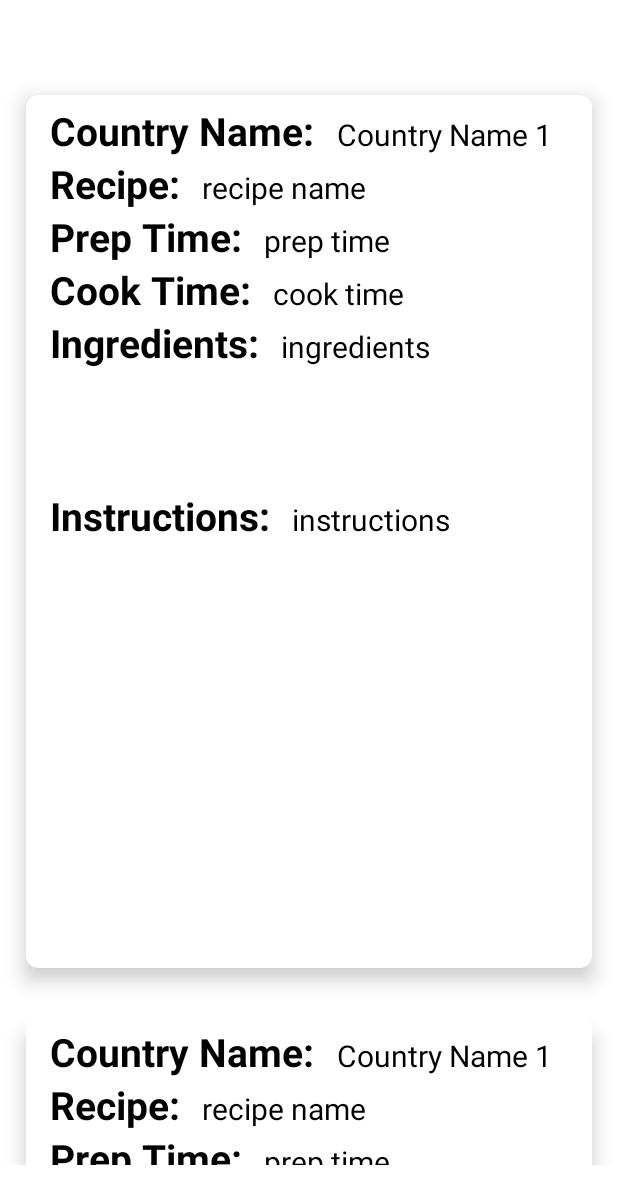
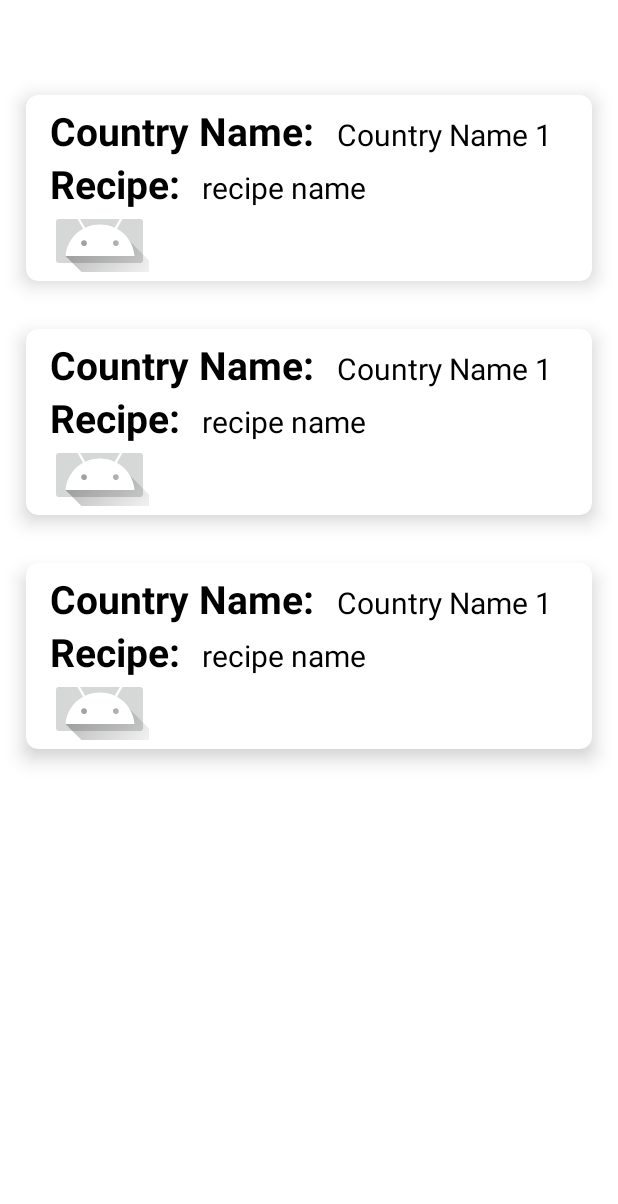
Before and after one commit to wkembel1563/Flavors_Recipe_App, an Android app: the layout activity_data.xml on its own in the app's theme, with its tools: preview values and no code run, on a phone screen of 412 x 824 dp. Shown: the top 1204 px of the screen. Run offline under Robolectric (Android 15) with nearby library versions, the phone set to English and light mode, and no system bars.

Commit message:
test push

```diff
--- a/app/src/main/java/com/example/flavors_prototype/DataActivity.kt
+++ b/app/src/main/java/com/example/flavors_prototype/DataActivity.kt
@@ -31,7 +31,9 @@ class DataActivity : AppCompatActivity()
     //retrieves data from firebase
     private fun getRecipeData()
     {
-        dbreference = FirebaseDatabase.getInstance().getReference("countries")
+        // TODO: get path from country view, and place in here
+        // for now use arbitrary single country to populate
+        dbreference = FirebaseDatabase.getInstance().getReference().child("kembel_test_tree").child("USA")
         dbreference.addValueEventListener(object : ValueEventListener{
 
 
--- a/app/src/main/java/com/example/flavors_prototype/MyAdapter.kt
+++ b/app/src/main/java/com/example/flavors_prototype/MyAdapter.kt
@@ -3,19 +3,25 @@ package com.example.flavors_prototype
 import android.view.LayoutInflater
 import android.view.View
 import android.view.ViewGroup
+import android.widget.ImageButton
 import android.widget.TextView
 import androidx.recyclerview.widget.RecyclerView
 
 //this class stores the data from every CountryName node in an array
-class MyAdapter(private val dataList : ArrayList<Recipe>) : RecyclerView.Adapter<MyAdapter.MyViewHolder>() {
+class MyAdapter(
+    private val dataList : ArrayList<Recipe>,
+    //private val listener : OnItemClickListener
+    ) : RecyclerView.Adapter<MyAdapter.MyViewHolder>() {
 
-    //
     override fun onCreateViewHolder(parent: ViewGroup, viewType: Int): MyViewHolder {
+
         //layout inflater using the layout from data_item.xml
         val recipeView = LayoutInflater.from(parent.context).inflate(R.layout.data_item,
             parent,false)
         return MyViewHolder(recipeView)
+
     }
+
     //will store data from each node in currentitem, and populates each card item with text from given place
     override fun onBindViewHolder(holder: MyViewHolder, position: Int) {
 
@@ -23,28 +29,39 @@ class MyAdapter(private val dataList : ArrayList<Recipe>) : RecyclerView.Adapter
 
         holder.nameOfPlace.text = currentitem.Place
         holder.Recipe.text = currentitem.Recipe
-        holder.prepTime.text = currentitem.PrepTime
-        holder.cookTime.text = currentitem.CookTime
-        holder.ingredients.text = currentitem.Ingredients
-        holder.instructions.text = currentitem.Instructions
-
+        //holder.prepTime.text = currentitem.PrepTime
+        //holder.cookTime.text = currentitem.CookTime
+        //holder.ingredients.text = currentitem.Ingredients
+        //holder.instructions.text = currentitem.Instructions
 
     }
 
     override fun getItemCount(): Int {
-
         return dataList.size
     }
+
     //this class binds variables to the textViews in data_item
-    class MyViewHolder(itemView : View) : RecyclerView.ViewHolder(itemView){
+    inner class MyViewHolder(itemView : View) : RecyclerView.ViewHolder(itemView),
+    View.OnClickListener{
 
         val nameOfPlace : TextView = itemView.findViewById(R.id.tvnameOfPlace)
         val Recipe : TextView = itemView.findViewById(R.id.tvrecipe)
-        val prepTime : TextView = itemView.findViewById(R.id.tvpreptime)
-        val cookTime : TextView = itemView.findViewById(R.id.tvcooktime)
-        val ingredients : TextView = itemView.findViewById(R.id.tvingredients)
-        val instructions : TextView = itemView.findViewById(R.id.tvinstructions)
+       // val prepTime : TextView = itemView.findViewById(R.id.tvpreptime)
+       // val cookTime : TextView = itemView.findViewById(R.id.tvcooktime)
+       // val ingredients : TextView = itemView.findViewById(R.id.tvingredients)
+       // val instructions : TextView = itemView.findViewById(R.id.tvinstructions)
 
+        init {
+            itemView.setOnClickListener(this)
+        }
+
+        override fun onClick(p0: View?) {
+            //listener.onItemClick()
+        }
+    }
+
+    interface OnItemClickListener{
+        fun onItemClick()
     }
 
 }
--- a/app/src/main/res/layout/data_item.xml
+++ b/app/src/main/res/layout/data_item.xml
@@ -63,106 +63,111 @@
                 android:textSize="20sp" />
 
         </LinearLayout>
-        <LinearLayout
-            android:layout_width="wrap_content"
-            android:layout_height="wrap_content"
-            android:layout_gravity="center_vertical"
-            android:orientation="horizontal">
+<!--        <LinearLayout-->
+<!--            android:layout_width="wrap_content"-->
+<!--            android:layout_height="wrap_content"-->
+<!--            android:layout_gravity="center_vertical"-->
+<!--            android:orientation="horizontal">-->
 
-            <TextView
-                android:layout_width="wrap_content"
-                android:layout_height="wrap_content"
-                android:text="Prep Time: "
-                android:textColor="@color/black"
-                android:textSize="26sp"
-                android:textStyle="bold" />
+<!--            <TextView-->
+<!--                android:layout_width="wrap_content"-->
+<!--                android:layout_height="wrap_content"-->
+<!--                android:text="Prep Time: "-->
+<!--                android:textColor="@color/black"-->
+<!--                android:textSize="26sp"-->
+<!--                android:textStyle="bold" />-->
 
-            <TextView
-                android:id="@+id/tvpreptime"
-                android:layout_width="wrap_content"
-                android:layout_height="wrap_content"
-                android:layout_marginStart="8dp"
-                android:text="prep time"
-                android:textColor="@color/black"
-                android:textSize="20sp" />
+<!--            <TextView-->
+<!--                android:id="@+id/tvpreptime"-->
+<!--                android:layout_width="wrap_content"-->
+<!--                android:layout_height="wrap_content"-->
+<!--                android:layout_marginStart="8dp"-->
+<!--                android:text="prep time"-->
+<!--                android:textColor="@color/black"-->
+<!--                android:textSize="20sp" />-->
 
-        </LinearLayout>
+<!--        </LinearLayout>-->
 
-        <LinearLayout
-            android:layout_width="wrap_content"
-            android:layout_height="wrap_content"
-            android:layout_gravity="center_vertical"
-            android:orientation="horizontal">
+<!--        <LinearLayout-->
+<!--            android:layout_width="wrap_content"-->
+<!--            android:layout_height="wrap_content"-->
+<!--            android:layout_gravity="center_vertical"-->
+<!--            android:orientation="horizontal">-->
 
-            <TextView
-                android:layout_width="wrap_content"
-                android:layout_height="wrap_content"
-                android:text="Cook Time: "
-                android:textColor="@color/black"
-                android:textSize="26sp"
-                android:textStyle="bold" />
+<!--            <TextView-->
+<!--                android:layout_width="wrap_content"-->
+<!--                android:layout_height="wrap_content"-->
+<!--                android:text="Cook Time: "-->
+<!--                android:textColor="@color/black"-->
+<!--                android:textSize="26sp"-->
+<!--                android:textStyle="bold" />-->
 
-            <TextView
-                android:id="@+id/tvcooktime"
-                android:layout_width="wrap_content"
-                android:layout_height="wrap_content"
-                android:layout_marginStart="8dp"
-                android:text="cook time"
-                android:textColor="@color/black"
-                android:textSize="20sp" />
+<!--            <TextView-->
+<!--                android:id="@+id/tvcooktime"-->
+<!--                android:layout_width="wrap_content"-->
+<!--                android:layout_height="wrap_content"-->
+<!--                android:layout_marginStart="8dp"-->
+<!--                android:text="cook time"-->
+<!--                android:textColor="@color/black"-->
+<!--                android:textSize="20sp" />-->
 
-        </LinearLayout>
+<!--        </LinearLayout>-->
 
-        <LinearLayout
-            android:layout_width="wrap_content"
-            android:layout_height="115dp"
-            android:layout_gravity="center_vertical"
-            android:orientation="horizontal">
+<!--        <LinearLayout-->
+<!--            android:layout_width="wrap_content"-->
+<!--            android:layout_height="115dp"-->
+<!--            android:layout_gravity="center_vertical"-->
+<!--            android:orientation="horizontal">-->
 
-            <TextView
-                android:layout_width="wrap_content"
-                android:layout_height="wrap_content"
-                android:text="Ingredients: \n"
-                android:textColor="@color/black"
-                android:textSize="26sp"
-                android:textStyle="bold" />
+<!--            <TextView-->
+<!--                android:layout_width="wrap_content"-->
+<!--                android:layout_height="wrap_content"-->
+<!--                android:text="Ingredients: \n"-->
+<!--                android:textColor="@color/black"-->
+<!--                android:textSize="26sp"-->
+<!--                android:textStyle="bold" />-->
 
-            <TextView
-                android:id="@+id/tvingredients"
-                android:layout_width="wrap_content"
-                android:layout_height="wrap_content"
-                android:layout_marginStart="8dp"
-                android:text="ingredients"
-                android:textColor="@color/black"
-                android:textSize="20sp" />
+<!--            <TextView-->
+<!--                android:id="@+id/tvingredients"-->
+<!--                android:layout_width="wrap_content"-->
+<!--                android:layout_height="wrap_content"-->
+<!--                android:layout_marginStart="8dp"-->
+<!--                android:text="ingredients"-->
+<!--                android:textColor="@color/black"-->
+<!--                android:textSize="20sp" />-->
 
-        </LinearLayout>
+<!--        </LinearLayout>-->
 
-        <LinearLayout
-            android:layout_width="wrap_content"
-            android:layout_height="313dp"
-            android:layout_gravity="center_vertical"
-            android:orientation="horizontal">
+<!--        <LinearLayout-->
+<!--            android:layout_width="wrap_content"-->
+<!--            android:layout_height="313dp"-->
+<!--            android:layout_gravity="center_vertical"-->
+<!--            android:orientation="horizontal">-->
 
-            <TextView
-                android:layout_width="wrap_content"
-                android:layout_height="wrap_content"
-                android:text="Instructions: \n"
-                android:textColor="@color/black"
-                android:textSize="26sp"
-                android:textStyle="bold" />
+<!--            <TextView-->
+<!--                android:layout_width="wrap_content"-->
+<!--                android:layout_height="wrap_content"-->
+<!--                android:text="Instructions: \n"-->
+<!--                android:textColor="@color/black"-->
+<!--                android:textSize="26sp"-->
+<!--                android:textStyle="bold" />-->
 
-            <TextView
-                android:id="@+id/tvinstructions"
-                android:layout_width="wrap_content"
-                android:layout_height="wrap_content"
-                android:layout_marginStart="8dp"
-                android:text="instructions"
-                android:textColor="@color/black"
-                android:textSize="20sp" />
+<!--            <TextView-->
+<!--                android:id="@+id/tvinstructions"-->
+<!--                android:layout_width="wrap_content"-->
+<!--                android:layout_height="wrap_content"-->
+<!--                android:layout_marginStart="8dp"-->
+<!--                android:text="instructions"-->
+<!--                android:textColor="@color/black"-->
+<!--                android:textSize="20sp" />-->
 
-        </LinearLayout>
+<!--        </LinearLayout>-->
 
+        <ImageButton
+            android:id="@+id/btnViewDish"
+            android:layout_width="66dp"
+            android:layout_height="41dp"
+            app:srcCompat="@drawable/ic_launcher_foreground" />
 
 
     </LinearLayout>
```
